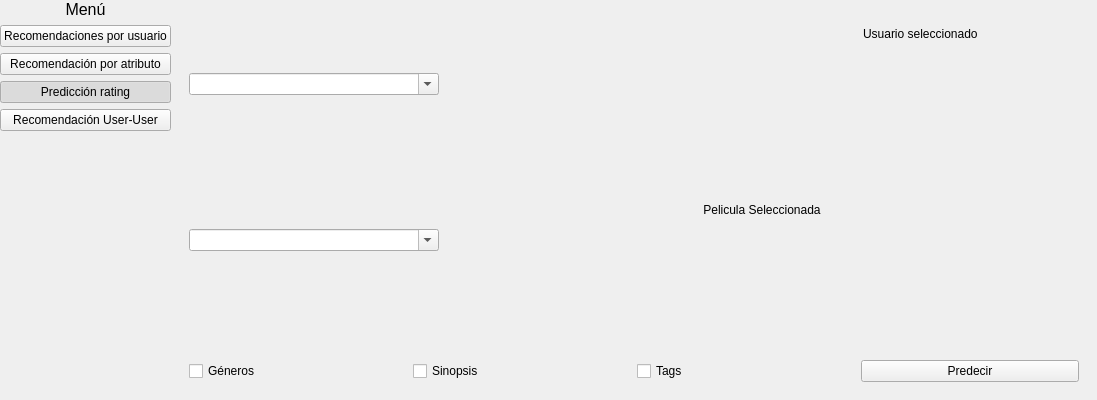
Before: the Qt Designer form index.ui in Liixxn/MovieMender, drawn with Qt 5; both pictures show x 0 to 1097 and y 0 to 400 of the 1097 by 754 pixel window.
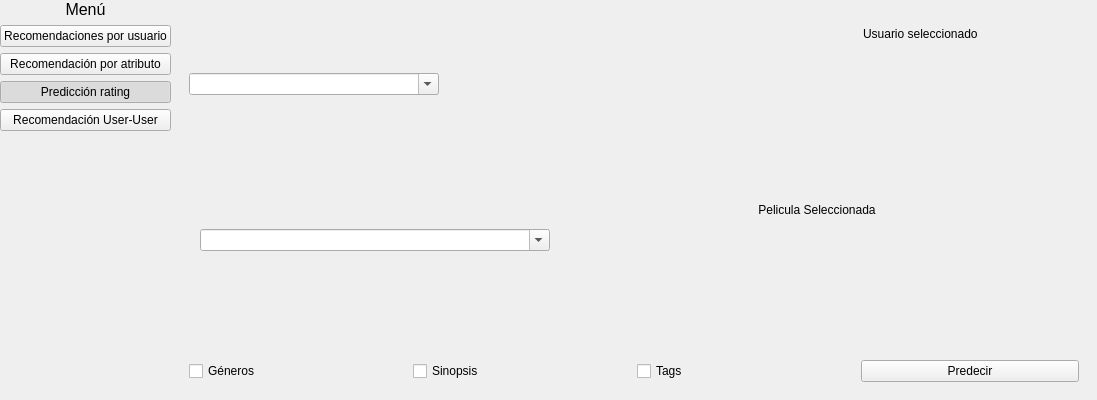
After: the same form once the commit is applied. The open tabs and pages were chosen to show the change. Icons and pictures are not drawn.

Commit message: Comienzo de la implementación de los métodos con la interfaz

The edit to the form file:
```diff
--- a/index.ui
+++ b/index.ui
@@ -604,7 +604,7 @@
              </property>
              <property name="maximumSize">
               <size>
-               <width>250</width>
+               <width>350</width>
                <height>16777215</height>
               </size>
              </property>
@@ -615,6 +615,12 @@
            </item>
            <item>
             <widget class="QWidget" name="widget_10" native="true">
+             <property name="maximumSize">
+              <size>
+               <width>500</width>
+               <height>16777215</height>
+              </size>
+             </property>
              <layout class="QHBoxLayout" name="horizontalLayout_13">
               <item>
                <layout class="QHBoxLayout" name="horizontalLayout_14">
@@ -635,6 +641,9 @@
                     <property name="text">
                      <string/>
                     </property>
+                    <property name="alignment">
+                     <set>Qt::AlignCenter</set>
+                    </property>
                    </widget>
                   </item>
                  </layout>
```
Left out of the diff: 25 changed lines with no effect on the pictures. The commit also changes 7 other files.
